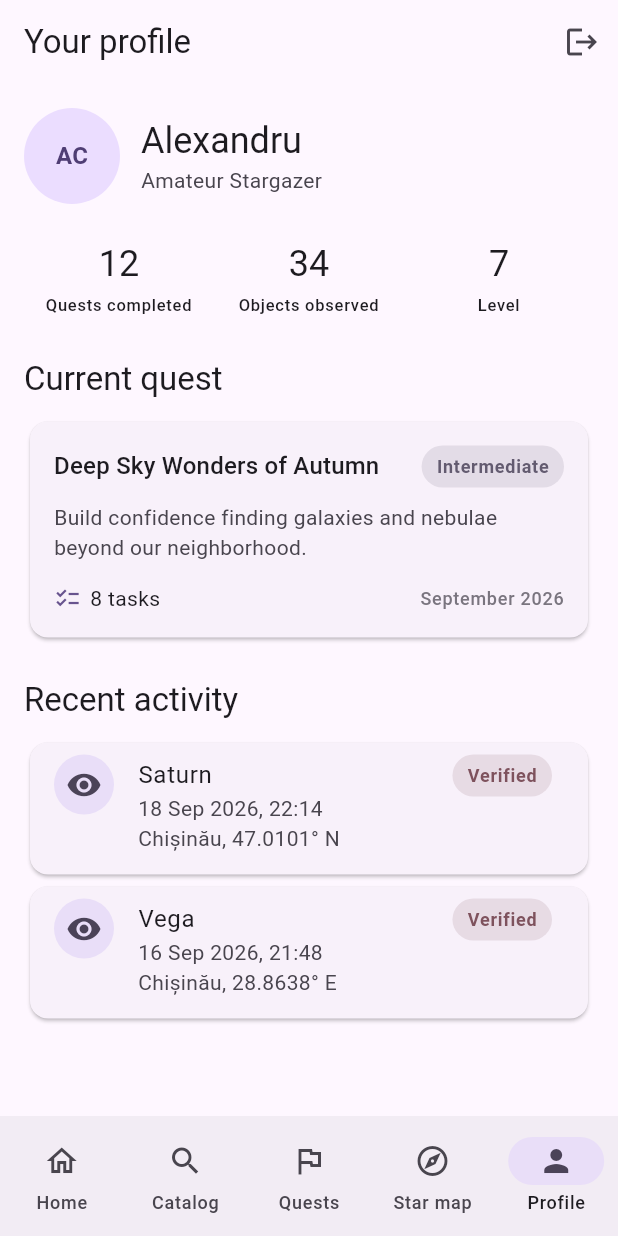
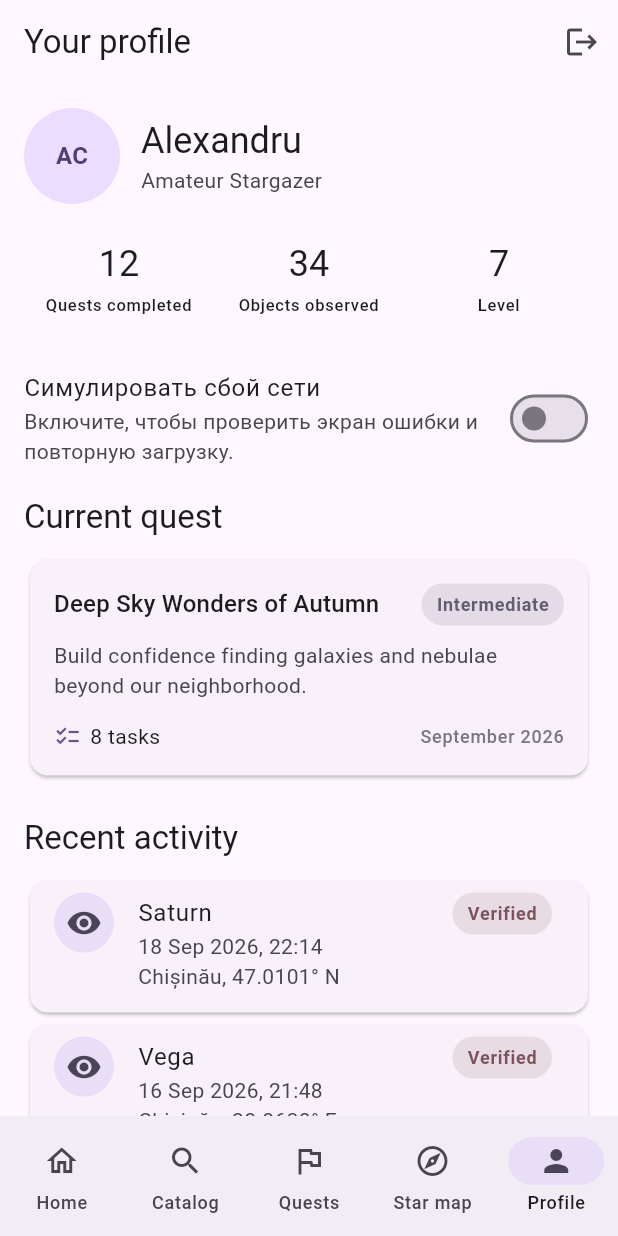
Before and after one commit to Alexandru-Conovca/PAD_Lab23, a Flutter app: the ProfileScreen screen opened by its route, on a phone screen of 412 x 824 dp. Run offline on Flutter 3.47's test engine with Material 3 defaults, Android fonts, the phone set to English and light mode, and no system bars; our stand-ins replace go_router.

Commit message:
L4: Добавлен переключатель имитации сетевой ошибки
Добавлен переключатель демонстрации сетевой ошибки в профиле и подключён конкретный mock-репозиторий через Provider.

```diff
--- a/polaris/lib/screens/profile_screen.dart
+++ b/polaris/lib/screens/profile_screen.dart
@@ -1,7 +1,9 @@
 import 'package:flutter/material.dart';
 import 'package:go_router/go_router.dart';
+import 'package:provider/provider.dart';
 
 import '../data/app_data.dart';
+import '../data/mock_celestial_object_repository.dart';
 import '../widgets/observation_tile.dart';
 import '../widgets/quest_card.dart';
 
@@ -37,8 +39,15 @@ Future<void> _logout(BuildContext context) async {
   }
 }
 
-class ProfileScreen extends StatelessWidget {
+class ProfileScreen extends StatefulWidget {
   const ProfileScreen({super.key});
+
+  @override
+  State<ProfileScreen> createState() => _ProfileScreenState();
+}
+
+class _ProfileScreenState extends State<ProfileScreen> {
+  bool _simulateNetworkError = false;
 
   @override
   Widget build(BuildContext context) {
@@ -94,6 +103,22 @@ class ProfileScreen extends StatelessWidget {
             ],
           ),
           const SizedBox(height: 28),
+          SwitchListTile(
+            contentPadding: EdgeInsets.zero,
+            title: const Text('Симулировать сбой сети'),
+            subtitle: const Text(
+              'Включите, чтобы проверить экран ошибки и повторную загрузку.',
+            ),
+            value: _simulateNetworkError,
+            onChanged: (value) {
+              setState(() {
+                _simulateNetworkError = value;
+              });
+              context.read<MockCelestialObjectRepository>().simulateError =
+                  value;
+            },
+          ),
+          const SizedBox(height: 12),
           Text('Current quest', style: Theme.of(context).textTheme.titleLarge),
           const SizedBox(height: 10),
           QuestCard(quest: quests[1]),
```
Also changed, not shown: polaris/lib/main.dart (+3 -5 lines).
